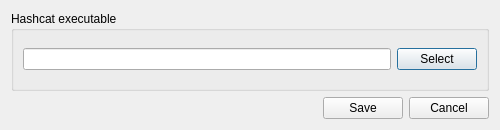
rgroesslinger/hashcat-gui, file src/settingsdialog.ui: the form before one commit.
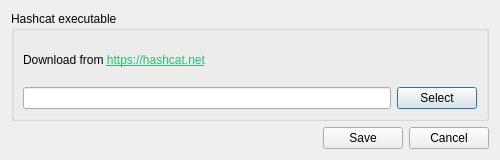
The form after the commit. Icons and pictures are not drawn.

Commit message: populate hash types by reading them from hashcat directly (Fixes #9)

What changed in the file:
```diff
--- a/src/settingsdialog.ui
+++ b/src/settingsdialog.ui
@@ -7,7 +7,7 @@
     <x>0</x>
     <y>0</y>
     <width>500</width>
-    <height>130</height>
+    <height>160</height>
    </rect>
   </property>
   <property name="sizePolicy">
@@ -19,13 +19,13 @@
   <property name="minimumSize">
    <size>
     <width>500</width>
-    <height>130</height>
+    <height>160</height>
    </size>
   </property>
   <property name="maximumSize">
    <size>
     <width>500</width>
-    <height>130</height>
+    <height>160</height>
    </size>
   </property>
   <property name="windowTitle">
@@ -56,13 +56,17 @@
         <string>Hashcat executable</string>
        </property>
        <layout class="QGridLayout" name="gridLayout">
-        <item row="0" column="0">
+        <item row="1" column="0">
          <layout class="QHBoxLayout" name="horizontalLayout">
           <property name="sizeConstraint">
            <enum>QLayout::SizeConstraint::SetNoConstraint</enum>
           </property>
           <item>
-           <widget class="QLineEdit" name="lineEdit_hc_path"/>
+           <widget class="QLineEdit" name="lineEdit_hc_path">
+            <property name="readOnly">
+             <bool>true</bool>
+            </property>
+           </widget>
           </item>
           <item>
            <widget class="QPushButton" name="pushButton_settings_select_path">
@@ -73,6 +77,13 @@
           </item>
          </layout>
         </item>
+        <item row="0" column="0">
+         <widget class="QLabel" name="label">
+          <property name="text">
+           <string>&lt;html&gt;&lt;head/&gt;&lt;body&gt;&lt;p&gt;Download from &lt;a href=&quot;https://hashcat.net&quot;&gt;&lt;span style=&quot; text-decoration: underline; color:#27bf73;&quot;&gt;https://hashcat.net&lt;/span&gt;&lt;/a&gt;&lt;/p&gt;&lt;/body&gt;&lt;/html&gt;</string>
+          </property>
+         </widget>
+        </item>
        </layout>
       </widget>
      </item>
```
The commit also changes 3 other files.
